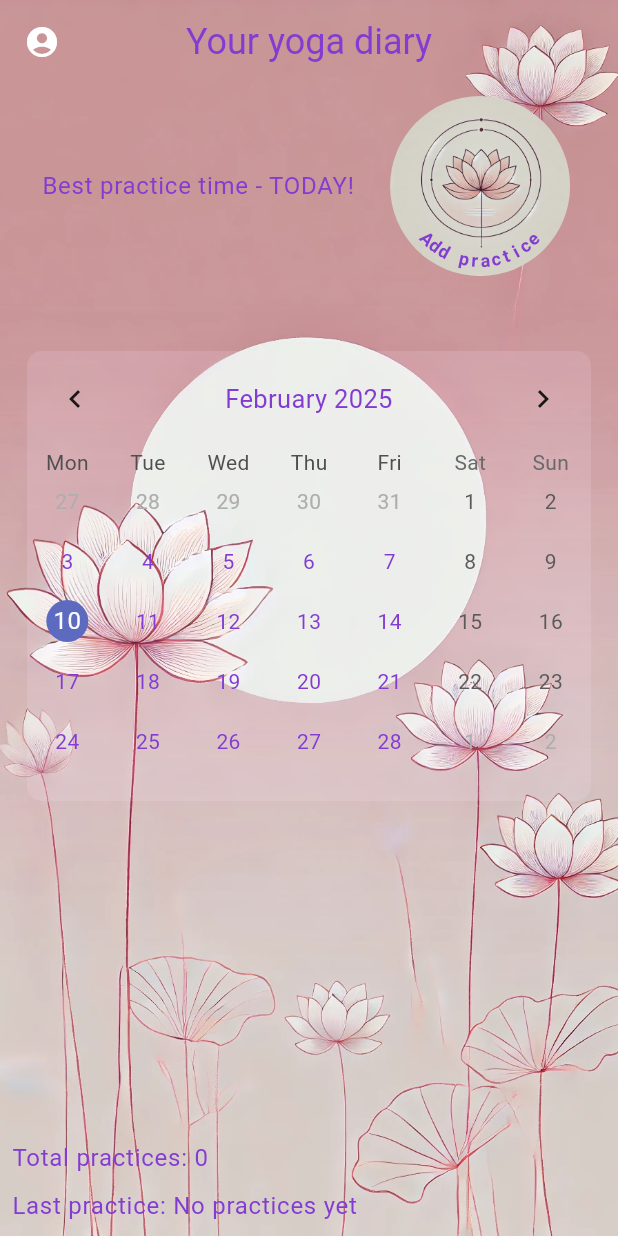
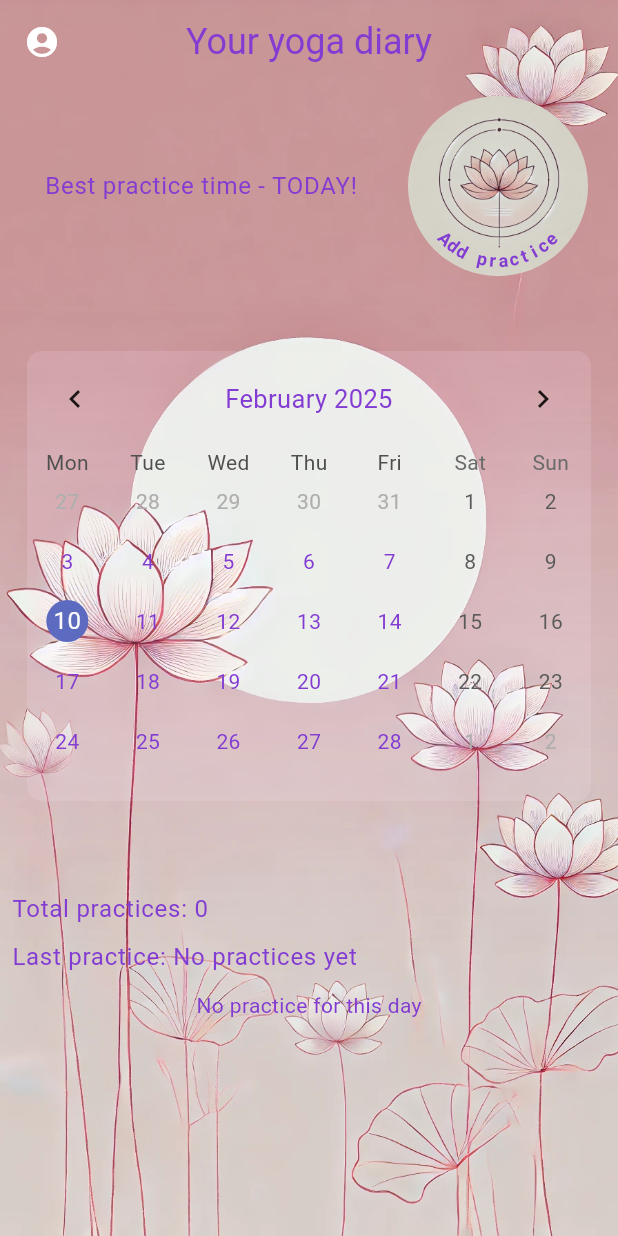
Before and after one commit to natalliavarvaruk/yoga_diary, a Flutter app: the screen it shows after launch, on a phone screen of 412 x 824 dp. Run offline on Flutter 3.47's test engine with Material 3 defaults, Android fonts, the light colour scheme and no system bars; drawn by our look-alikes of table_calendar; our stand-ins replace flutter_animate, flutter_riverpod, google_fonts.

Commit message:
add practices cards

```diff
--- a/lib/screens/home_screen.dart
+++ b/lib/screens/home_screen.dart
@@ -1,9 +1,10 @@
 import 'package:flutter/material.dart';
 import 'package:flutter_riverpod/flutter_riverpod.dart';
 import 'package:yoga_diary/screens/add_practice.dart';
-import 'package:yoga_diary/widgets/calendar.dart';
-import 'package:yoga_diary/widgets/home_statistic.dart';
-import 'package:yoga_diary/widgets/lotos_button.dart';
+import 'package:yoga_diary/widgets/home/calendar.dart';
+import 'package:yoga_diary/widgets/home/daily_practices.dart';
+import 'package:yoga_diary/widgets/home/home_statistic.dart';
+import 'package:yoga_diary/widgets/home/lotos_button.dart';
 
 class HomeScreen extends ConsumerWidget {
   const HomeScreen({super.key});
@@ -12,16 +13,13 @@ class HomeScreen extends ConsumerWidget {
   @override
   Widget build(BuildContext context, WidgetRef ref) {
     return Stack(
-
       children: [
-
+        //----background--
         Container(
           decoration: BoxDecoration(
-
             image: DecorationImage(image:
               AssetImage('assets/images/lotus_theme.webp'),
               fit: BoxFit.cover,
-
             ),
           ),
         ),
@@ -38,54 +36,58 @@ class HomeScreen extends ConsumerWidget {
               onPressed: () {}, //autorisation
               icon: Icon(Icons.account_circle),
               color: Theme.of(context).primaryIconTheme.color,
+            )
+        ),
 
-            )
-
-        ),
         body:
-           Padding(
+           SingleChildScrollView(
             padding: const EdgeInsets.all(8.0),
-            child: Column(
+              child: Column(
               mainAxisAlignment: MainAxisAlignment.spaceEvenly,
-
               children: [
                 Row(
-                  mainAxisAlignment: MainAxisAlignment.end,
+                  mainAxisAlignment: MainAxisAlignment.spaceAround,
                   children: [
                     Padding(
-                      padding: const EdgeInsets.only(left: 20),
-                      child: Text('Best practice time - TODAY!', style: Theme.of(context).textTheme.bodyLarge,)),
+                      padding: const EdgeInsets.all(10),
 
-                    Expanded(
-                      child: LotosButton(onTap: () {
+                      child: Text(
+                        'Best practice time - TODAY!',
+                        //textAlign: TextAlign.start,
+                        style: Theme.of(context).textTheme.bodyLarge,)),
+
+                     LotosButton(onTap: () {
                         Navigator.of(context).push(
                           MaterialPageRoute(
                               builder: (context) => AddPracticeScreen()),
                         );
                       }),
-                    ),
                   ],
                 ),
 
 
                 //calendar,
                 SizedBox(height: 40,),
-                Expanded(child: Calendar()),
+                Calendar(),
 
                 //statistic,
-                //SizedBox(height: 40,),
+                SizedBox(height: 50,),
                 Container(
                   //height: 200,
                   alignment: Alignment.topLeft,
+
                   child: HomeStatistic(),
                   ),
+                SizedBox(height: 10,),
+                DailyPractices(),
               ],
             ),
           ),
-        ),
 
+       ),
 
       ],
+
     );
   }
 }
--- a/lib/widgets/calendar.dart
+++ /dev/null
@@ -1,74 +0,0 @@
-import 'package:flutter/material.dart';
-import 'package:flutter_riverpod/flutter_riverpod.dart';
-import 'package:table_calendar/table_calendar.dart';
-import 'package:yoga_diary/models/practice_entity.dart';
-import 'package:yoga_diary/providers/practice_provider.dart';
-import 'package:yoga_diary/providers/selected_date_provider.dart';
-
-
-class Calendar extends ConsumerWidget{
-  const Calendar({super.key});
-
-  @override
-  Widget build(BuildContext context, WidgetRef ref ) {
-    DateTime today = DateTime.now();
-    DateTime firstDay = DateTime.utc(2025, 01 ,01);
-    final DateTime lastDay = DateTime.utc(2026, 01 ,01);
-    final selectedDate = ref.watch(selectedDateProvider);
-    final practices = ref.watch(practiceProvider);
-
-    final dailyPractices = practices
-      .where((practice) => practice.date == selectedDate.toString()).toList();
-
-    return Padding(
-        padding: const EdgeInsets.all(10.0),
-        child: Column(
-          children: [
-            //Text('Selected day = ${today.toString().split(" ")[0]}'),
-            Container(
-              alignment: Alignment.topCenter,
-              height: 300,
-              decoration: BoxDecoration(
-                color: const Color.fromARGB(37, 252, 230, 250),
-                borderRadius: BorderRadius.circular(10),
-
-              ),
-              child: TableCalendar(
-                rowHeight: 40,
-                headerStyle:
-                  HeaderStyle(formatButtonVisible: false, titleCentered: true,),
-                availableGestures: AvailableGestures.all,
-                selectedDayPredicate: (day) => isSameDay(day, selectedDate),
-                startingDayOfWeek: StartingDayOfWeek.monday,
-                focusedDay: selectedDate,
-                firstDay: firstDay,
-                lastDay: lastDay,
-
-                calendarBuilders: CalendarBuilders(
-                  markerBuilder: (context, date, events) {
-                    final hasPractice = practices.any((p) => p.date == date.toString().split(' ')[0]);
-                  return hasPractice
-                  ? Positioned(
-                    bottom: 5,
-                    child: Container(
-                      width: 8,
-                      height: 8,
-                      decoration: BoxDecoration(
-                        color: Colors.pink[400],
-                        shape: BoxShape.circle,
-                      ),
-                    ),
-                    ) : null;
-                  },
-                ),
-
-                onDaySelected: (day, focusedDay) =>
-                ref.read(selectedDateProvider.notifier).state = day
-                ),
-            ),
-          ],
-
-      ),
-    );
-  }
-}
--- a/lib/widgets/save_button.dart
+++ b/lib/widgets/globals/save_button.dart
@@ -15,7 +15,7 @@ class SaveButton extends StatelessWidget {
       return ElevatedButton(
         onPressed: () => onPressed(context,ref),
         style: ElevatedButton.styleFrom(
-          backgroundColor: const Color.fromARGB(37, 252, 230, 250),
+          backgroundColor: Colors.pink[100],
           padding: EdgeInsets.symmetric(vertical: 12),
           shape: RoundedRectangleBorder(borderRadius: BorderRadius.circular(10)),
         ),
--- /dev/null
+++ b/lib/widgets/home/calendar.dart
@@ -0,0 +1,92 @@
+import 'package:flutter/material.dart';
+import 'package:flutter_riverpod/flutter_riverpod.dart';
+import 'package:table_calendar/table_calendar.dart';
+import 'package:yoga_diary/models/practice_entity.dart';
+import 'package:yoga_diary/providers/practice_provider.dart';
+import 'package:yoga_diary/providers/selected_date_provider.dart';
+
+class Calendar extends ConsumerWidget {
+  const Calendar({super.key});
+
+  @override
+  Widget build(BuildContext context, WidgetRef ref) {
+    DateTime today = DateTime.now();
+    DateTime firstDay = DateTime.utc(2025, 01, 01);
+    final DateTime lastDay = DateTime.utc(2100, 01, 01);
+    final selectedDate = ref.watch(selectedDateProvider);
+    final practices = ref.watch(practiceProvider);
+
+    final dailyPractices = practices
+        .where((practice) => practice.date == selectedDate.toString().split(' ')[0])
+        .toList();
+
+    return Padding(
+      padding: const EdgeInsets.all(10.0),
+      child: Column(
+        children: [
+          //Text('Selected day = ${today.toString().split(" ")[0]}'),
+          Container(
+            alignment: Alignment.topCenter,
+            height: 300,
+            decoration: BoxDecoration(
+              color: const Color.fromARGB(37, 252, 230, 250),
+              borderRadius: BorderRadius.circular(10),
+            ),
+            child: TableCalendar(
+                rowHeight: 40,
+                headerStyle: HeaderStyle(
+                  formatButtonVisible: false,
+                  titleCentered: true,
+                ),
+                availableGestures: AvailableGestures.all,
+                selectedDayPredicate: (day) => isSameDay(day, selectedDate),
+                startingDayOfWeek: StartingDayOfWeek.monday,
+                focusedDay: selectedDate,
+                firstDay: firstDay,
+                lastDay: lastDay,
+                calendarBuilders: CalendarBuilders(
+                  markerBuilder: (context, date, events) {
+                    final hasPractice = practices
+                        .any((p) => p.date == date.toString().split(' ')[0]);
+                    return hasPractice
+                        ? Positioned(
+                            bottom: 5,
+                            child: Container(
+                              width: 8,
+                              height: 8,
+                              decoration: BoxDecoration(
+                                color: Colors.pink[400],
+                                shape: BoxShape.circle,
+                              ),
+                            ),
+                          )
+                        : null;
+                  },
+                ),
+
+                onDaySelected: (day, focusedDay) =>
+                    ref.read(selectedDateProvider.notifier).state = day),
+          ),
+
+          // Container(
+          //   child: dailyPractices.isEmpty
+          //     ? Center(child: Text("No practice for this day"))
+          //     : ListView.builder(
+          //         itemCount: dailyPractices.length,
+          //         itemBuilder: (context, index) {
+          //           final practice = dailyPractices[index];
+          //           return ListTile(
+          //             title: Text(
+          //                 practice.practiceTitle.toString().split('.').last),
+          //             subtitle: Text(
+          //                 "Mood: ${practice.mood.toString().split('.').last}"),
+          //             leading: Icon(Icons.self_improvement, color: Colors.pink),
+          //           );
+          //         },
+          //       ),
+          // ),
+        ],
+      ),
+    );
+  }
+}
--- /dev/null
+++ b/lib/widgets/home/daily_practices.dart
@@ -0,0 +1,39 @@
+import 'package:flutter/material.dart';
+import 'package:flutter_riverpod/flutter_riverpod.dart';
+import 'package:yoga_diary/providers/practice_provider.dart';
+import 'package:yoga_diary/providers/selected_date_provider.dart';
+
+class DailyPractices extends ConsumerWidget{
+  const DailyPractices({super.key});
+
+  @override
+  Widget build(BuildContext context, WidgetRef ref) {
+    final selectedDate = ref.watch(selectedDateProvider);
+    final practices = ref.watch(practiceProvider);
+
+    final dailyPractices = practices
+        .where((practice) => practice.date == selectedDate.toString().split(' ')[0])
+        .toList();
+
+    return Container(
+            child: dailyPractices.isEmpty
+              ? Center(child: Text("No practice for this day"))
+              : ListView.builder(
+                  shrinkWrap: true,
+                  physics: NeverScrollableScrollPhysics(),
+                  itemCount: dailyPractices.length,
+                  itemBuilder: (context, index) {
+                    final practice = dailyPractices[index];
+                    return ListTile(
+                      title: Text(
+                          practice.practiceTitle.toString().split('.').last),
+                      subtitle: Text(
+                          "Mood: ${practice.mood.toString().split('.').last}"),
+                      leading: Icon(Icons.self_improvement, color: Colors.pink),
+                    );
+                  },
+                ),
+          );
+
+  }
+}
--- a/lib/widgets/home_statistic.dart
+++ b/lib/widgets/home/home_statistic.dart
@@ -2,6 +2,7 @@
 import 'package:flutter/material.dart';
 import 'package:flutter_riverpod/flutter_riverpod.dart';
 import 'package:yoga_diary/providers/practice_provider.dart';
+import 'package:yoga_diary/providers/selected_date_provider.dart';
 
 class HomeStatistic extends ConsumerWidget{
   const HomeStatistic({super.key});
```
Also changed, not shown: lib/screens/add_practice.dart (+5 -5 lines), lib/widgets/globals/date_picker_field.dart (renamed from lib/widgets/date_picker_field.dart), lib/widgets/globals/mood_selector.dart (renamed from lib/widgets/mood_selector.dart), lib/widgets/globals/notes_field.dart (renamed from lib/widgets/notes_field.dart), lib/widgets/globals/practice_selector.dart (renamed from lib/widgets/practice_selector.dart), lib/widgets/home/lotos_button.dart (renamed from lib/widgets/lotos_button.dart), lib/widgets/statistics/statistics.dart (renamed from lib/widgets/statistics.dart).
